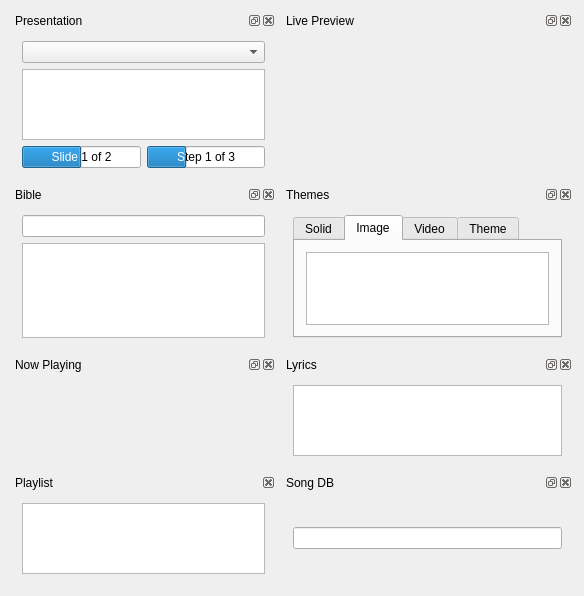
Above: kworship/kworshipview_base.ui from amalon/kworship before the change. Below: the same form after it.
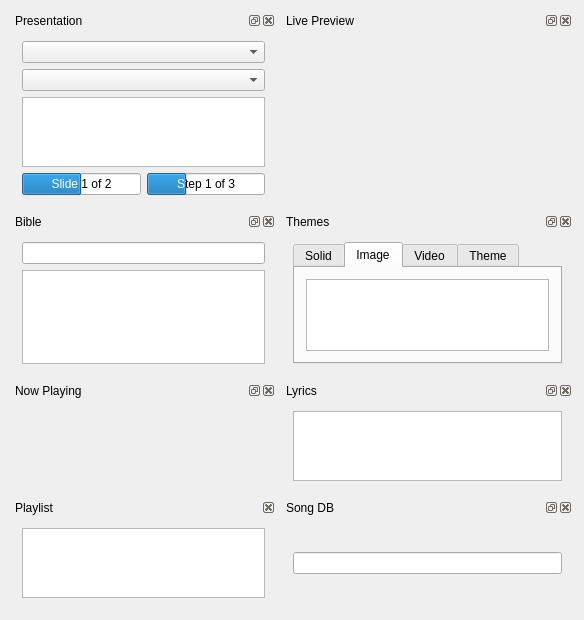
That is the form after the change.

Commit message: Added interface and some frontend code for custom slideshows

```diff
--- a/kworship/kworshipview_base.ui
+++ b/kworship/kworshipview_base.ui
@@ -255,6 +255,18 @@
        <item>
         <widget class="QComboBox" name="comboPresentations" />
        </item>
+       <item>
+        <widget class="QWidget" native="1" name="slideshows" >
+         <layout class="QHBoxLayout" name="horizontalLayout_7" >
+          <property name="margin" >
+           <number>0</number>
+          </property>
+          <item>
+           <widget class="QComboBox" name="comboSlideshows" />
+          </item>
+         </layout>
+        </widget>
+       </item>
        <item>
         <widget class="QListView" name="listSlides" >
          <property name="viewMode" >
```
Left out of the diff: 10 changed lines with no effect on the pictures. The commit also changes 9 other files.
